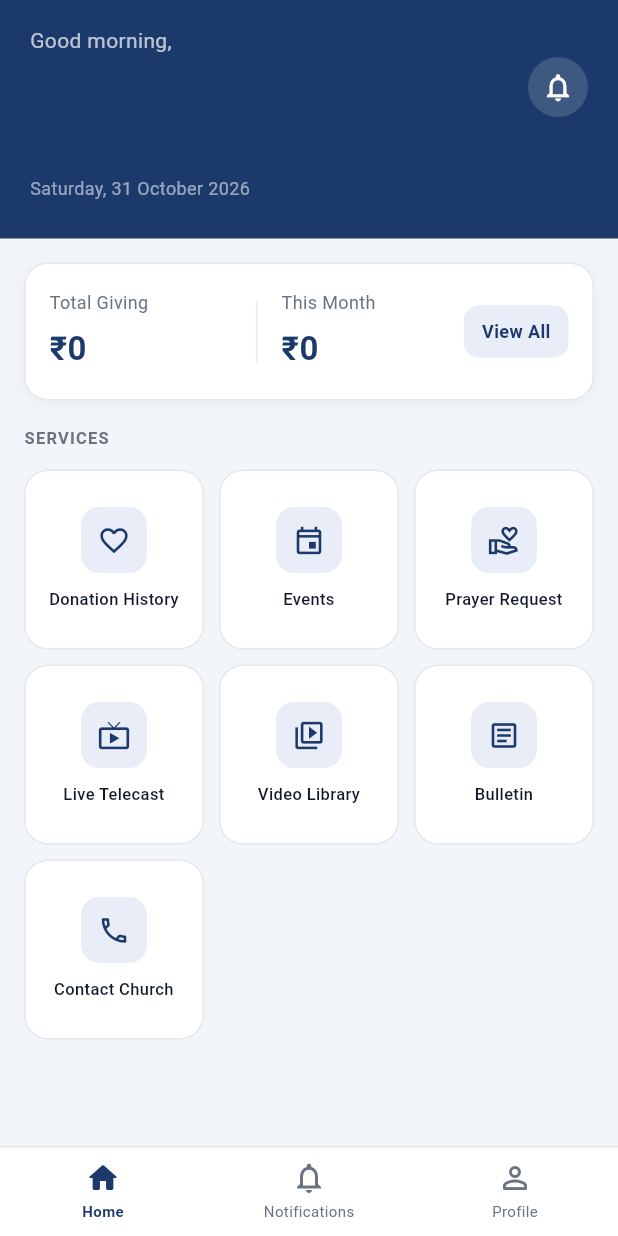
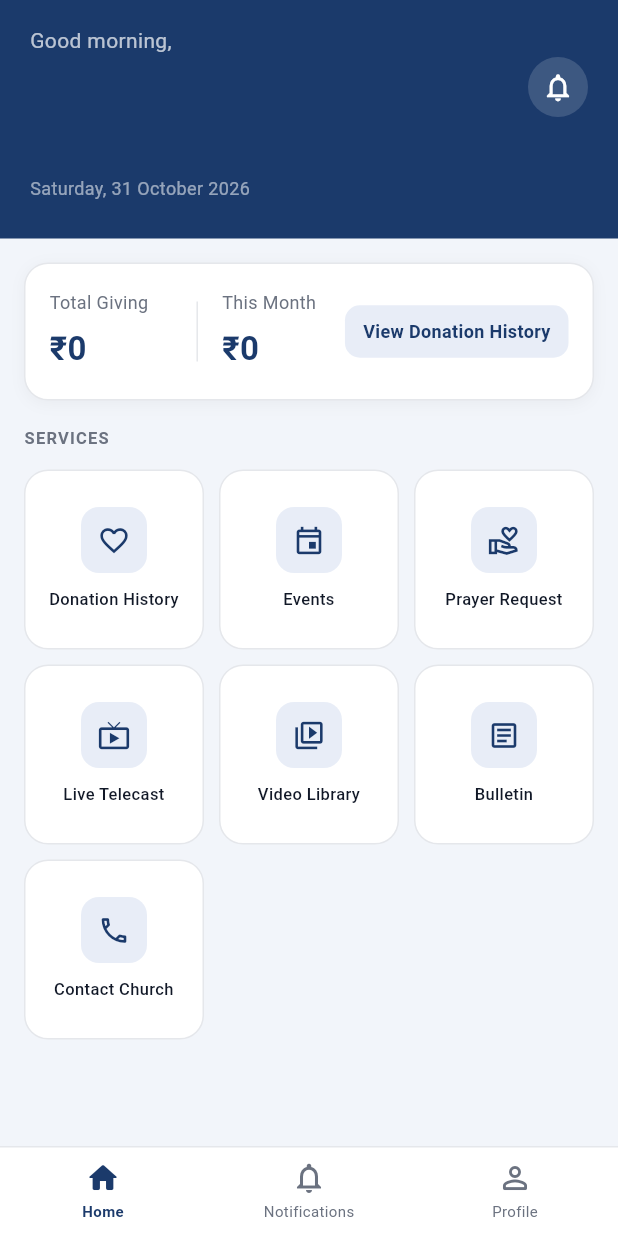
Before and after one commit to RAJ3SHJ/TempleApp, a Flutter app: the DashboardScreen screen opened directly with empty values, on a phone screen of 412 x 824 dp. Run offline on Flutter 3.47's test engine with Material 3 defaults, Android fonts, the phone set to English and light mode, and no system bars; our stand-ins replace cloud_firestore, firebase_auth, firebase_core, firebase_messaging, pdf, share_plus; accounts and stored records are empty.

Commit message:
Member: 'View Donation History' button; year filter chips in donation history
Co-Authored-By: Claude Sonnet 5.5 <noreply@anthropic.com>
Claude-Session: https://claude.ai/code/session_01DhebjiHj8GBhKmmCAFmVy8

```diff
--- a/lib/screens/member/dashboard_screen.dart
+++ b/lib/screens/member/dashboard_screen.dart
@@ -265,7 +265,7 @@ class _DashboardScreenState extends State<DashboardScreen> {
                 color: AppTheme.navyLight,
                 borderRadius: BorderRadius.circular(10),
               ),
-              child: const Text('View All',
+              child: const Text('View Donation History',
                   style: TextStyle(fontSize: 12, fontWeight: FontWeight.w600,
                       color: AppTheme.navy)),
             ),
```
Also changed, not shown: lib/screens/member/donation_history_screen.dart (+17 -1 lines).
